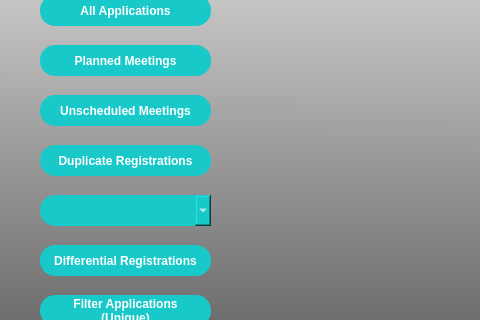
First picture: the form in UI_Files/applications_ui.ui, repository buyukakcali/Python-Module-Week7_CRM-Project, before the edit; both pictures show x 0 to 480 and y 215 to 535 of the 1080 by 680 pixel window.
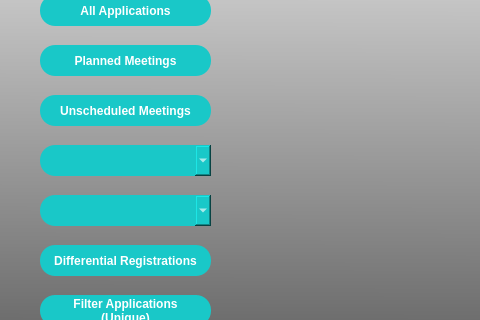
Second picture: the form after the edit. Icons and pictures are not drawn.

Commit message: Duplicated Application butonu combobox a donusturulerek ui dosyasi guncellendi

What changed in the file:
```diff
--- a/UI_Files/applications_ui.ui
+++ b/UI_Files/applications_ui.ui
@@ -141,36 +141,6 @@
     <string>Unscheduled Meetings</string>
    </property>
   </widget>
-  <widget class="QPushButton" name="pushButtonDuplicateRegistrations">
-   <property name="geometry">
-    <rect>
-     <x>40</x>
-     <y>360</y>
-     <width>171</width>
-     <height>31</height>
-    </rect>
-   </property>
-   <property name="font">
-    <font>
-     <family>Arial</family>
-     <bold>true</bold>
-    </font>
-   </property>
-   <property name="styleSheet">
-    <string notr="true">QPushButton{
-	border-radius : 15px;
-	background-color : rgb(25, 200, 200);
-	color: rgb(255, 255, 255);
-}
-QPushButton:hover{
-	background-color: rgb(20, 135, 135);
- border: 2px solid rgb(162, 0, 0);
-}</string>
-   </property>
-   <property name="text">
-    <string>Duplicate Registrations</string>
-   </property>
-  </widget>
   <widget class="QPushButton" name="pushButtonDifferentialRegistrations">
    <property name="geometry">
     <rect>
@@ -511,6 +481,28 @@
 </string>
    </property>
   </widget>
+  <widget class="QComboBox" name="comboBoxDuplicatedApplications">
+   <property name="geometry">
+    <rect>
+     <x>40</x>
+     <y>360</y>
+     <width>171</width>
+     <height>31</height>
+    </rect>
+   </property>
+   <property name="styleSheet">
+    <string notr="true">QComboBox{
+	border-radius : 15px;
+	background-color : rgb(25, 200, 200);
+	color: rgb(255, 255, 255);
+}
+QComboBox:hover{
+	border-radius : 15px;
+	background-color: rgb(20, 135, 135);
+    border: 2px solid rgb(162, 0, 0);
+}</string>
+   </property>
+  </widget>
  </widget>
  <tabstops>
   <tabstop>lineEditSearch</tabstop>
```
Left out of the diff: 1 changed line with no effect on the pictures. The commit also changes 1 other file.
